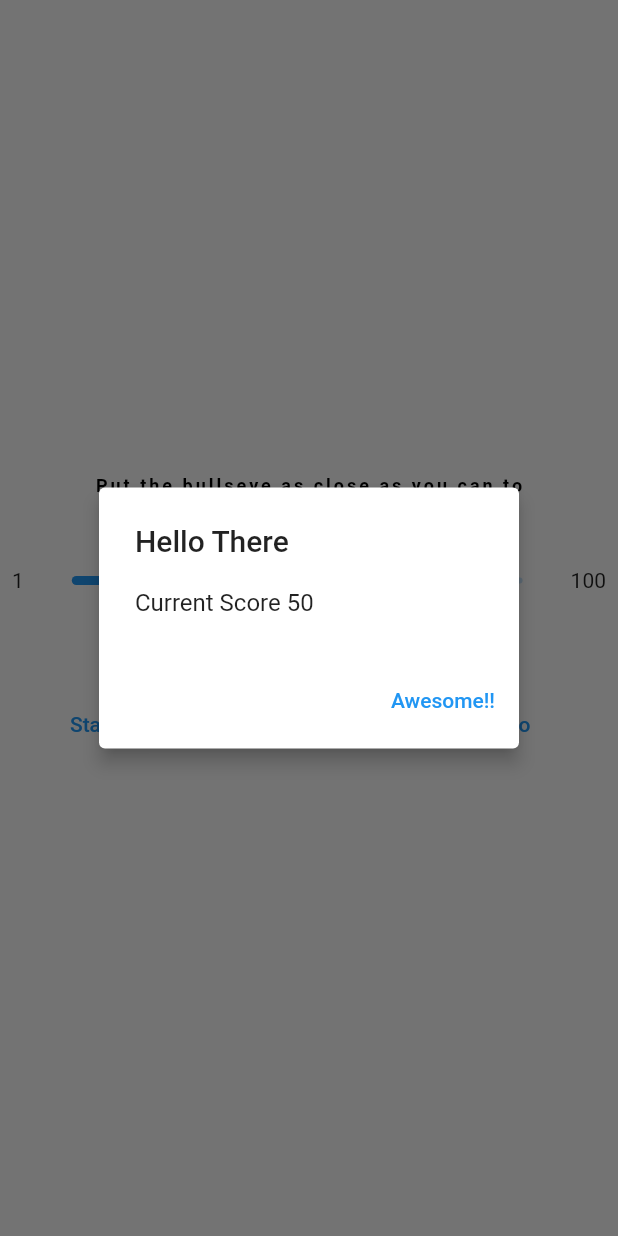
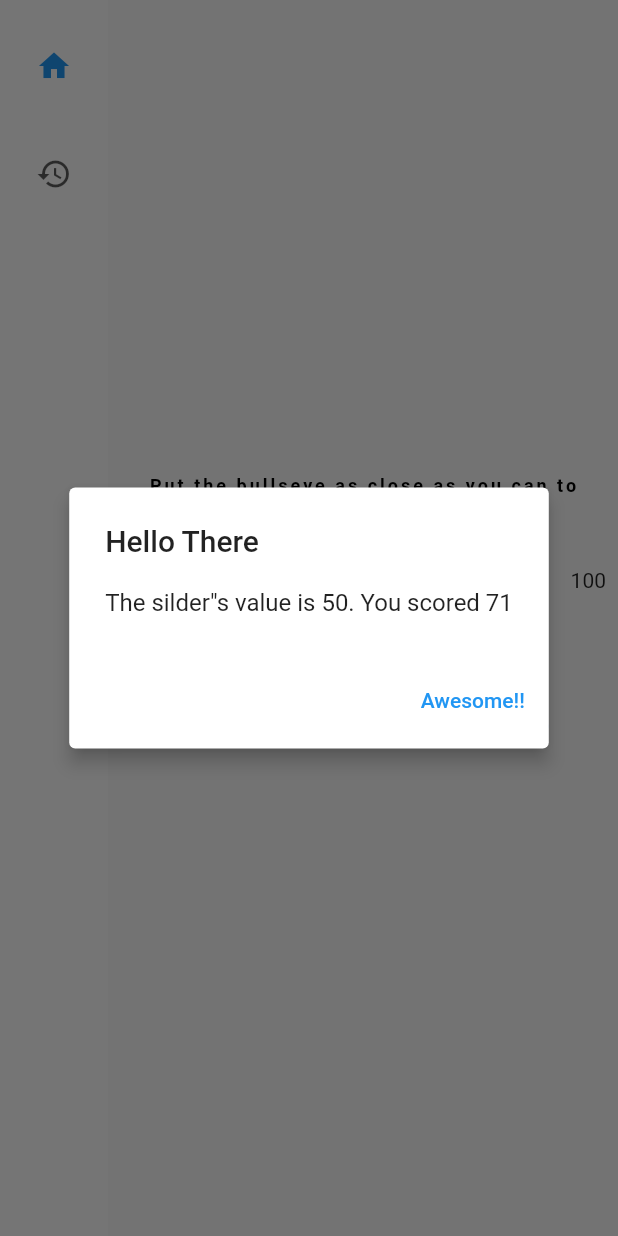
Before and after one commit to lingareddyk/bullseye, a Flutter app: the screen it shows after launch, after a tap on "Hit me!", on a phone screen of 412 x 824 dp. Run offline on Flutter 3.47's test engine with Material 2 defaults, Android fonts, the phone set to English and light mode, and no system bars.

Commit message:
Game start over logic

```diff
--- a/lib/main.dart
+++ b/lib/main.dart
@@ -1,8 +1,9 @@
+import 'dart:math';
+
 import 'package:bullseye/game_model.dart';
 import 'package:bullseye/prompt.dart';
 import 'package:bullseye/score.dart';
 import 'package:bullseye/slider.dart';
-import 'package:flutter/foundation.dart';
 import 'package:flutter/material.dart';
 
 void main(List<String> args) {
@@ -22,29 +23,52 @@ class GamePage extends StatefulWidget {
 }
 
 class _GamePageState extends State<GamePage> {
-  bool _alertIsVisible = false;
   late GameModel gameModel;
 
   @override
   void initState() {
     super.initState();
-    gameModel = GameModel(50);
+    gameModel = GameModel(_newTargetValue());
   }
 
   @override
   Widget build(BuildContext context) {
     return Scaffold(
-      body: Center(
+      body:
+          Row(
+        children: [
+          SafeArea(
+            child: NavigationRail(
+              extended: false,
+              // ignore: prefer_const_literals_to_create_immutables
+              destinations: [
+                const NavigationRailDestination(
+                  icon: Icon(Icons.home),
+                  label: Text('Home'),
+                ),
+                const NavigationRailDestination(
+                  icon: Icon(Icons.history_sharp),
+                  label: Text('Favorites'),
+                ),
+              ],
+              selectedIndex: 0,
+              onDestinationSelected: (value) {
+                print('selected: $value');
+              },
+            ),
+          ),
+          Expanded(
+            child: Container(
+              child: Center(
                 child: Column(
                   mainAxisAlignment: MainAxisAlignment.center,
                   children: <Widget>[
-            const Prompt(targetValue: 100),
+                    Prompt(targetValue: gameModel.target),
                     Control(
                       gameModel: gameModel,
                     ),
                     TextButton(
                       onPressed: () {
-                _alertIsVisible = true;
                         _showAlert(context);
                       },
                       child: const Text(
@@ -52,19 +76,51 @@ class _GamePageState extends State<GamePage> {
                         style: TextStyle(color: Colors.blue),
                       ),
                     ),
-            Score(totalScore: gameModel.totalScore, round: gameModel.round),
+                    Score(
+                      totalScore: gameModel.totalScore,
+                      round: gameModel.round,
+                      onStartOver: () {
+                        setState(() {
+                          gameModel.totalScore = GameModel.scoreStart;
+                          gameModel.round = GameModel.roundStart;
+                          gameModel.current = GameModel.sliderStart;
+                          gameModel.target = _newTargetValue();
+                        });
+                      },
+                    ),
                   ],
                 ),
               ),
+            ),
+          ),
+        ],
+      ),
     );
   }
+
+  int _pointsForCurrentRound() {
+    const maxScore = 100;
+    var targetMissedBy = gameModel.target - gameModel.current;
+    var pointsForCurrentRound = maxScore - (targetMissedBy.abs());
+    if (pointsForCurrentRound == 100) {
+      pointsForCurrentRound += 100;
+    } else if (pointsForCurrentRound == 99) {
+      pointsForCurrentRound += 50;
+    }
+    return pointsForCurrentRound;
+  }
+
+  int _newTargetValue() => Random().nextInt(100) + 1;
 
   void _showAlert(BuildContext buildContext) {
     var onButton = TextButton(
         onPressed: () {
           Navigator.of(buildContext).pop();
-          _alertIsVisible = false;
-          print('Awesome presses! $_alertIsVisible');
+          setState(() {
+            gameModel.totalScore += _pointsForCurrentRound();
+            gameModel.target = _newTargetValue();
+            gameModel.round += 1;
+          });
         },
         child: const Text("Awesome!!"));
 
@@ -73,7 +129,8 @@ class _GamePageState extends State<GamePage> {
       builder: (context) {
         return AlertDialog(
           title: const Text("Hello There"),
-          content: Text('Current Score ${gameModel.current}'),
+          content: Text(
+              'The silder"s value is ${gameModel.current}. You scored ${_pointsForCurrentRound()}'),
           actions: [onButton],
           elevation: 5,
         );
--- a/lib/score.dart
+++ b/lib/score.dart
@@ -1,26 +1,33 @@
 import 'package:flutter/material.dart';
 
 class Score extends StatelessWidget {
-  const Score({Key? key, required this.totalScore, required this.round})
+  const Score(
+      {Key? key,
+      required this.totalScore,
+      required this.round,
+      required this.onStartOver})
       : super(key: key);
 
   final int totalScore;
   final int round;
+  final VoidCallback onStartOver;
 
   @override
   Widget build(BuildContext context) {
-    return  Row(
+    return Row(
       mainAxisAlignment: MainAxisAlignment.center,
       children: [
-                TextButton(onPressed: () {
-
-                }, child: const Text("Start Over!!")),
+        TextButton(
+            onPressed: () {
+              onStartOver();
+            },
+            child: const Text("Start Over!!")),
         Padding(
           padding: const EdgeInsets.all(8.0),
           child: Row(
             children: [
               const Text('Score: '),
-                      const Text('99999'),
+              Text('$totalScore'),
             ],
           ),
         ),
@@ -29,13 +36,11 @@ class Score extends StatelessWidget {
           child: Row(
             children: [
               const Text('Round: '),
-                      const Text('999'),
+              Text('$round'),
             ],
           ),
         ),
-                TextButton(onPressed: () {
-
-                }, child: const Text('Info')),
+        TextButton(onPressed: () {}, child: const Text('Info')),
       ],
     );
   }
```
Lines whose indentation alone changed are shown as unchanged.
